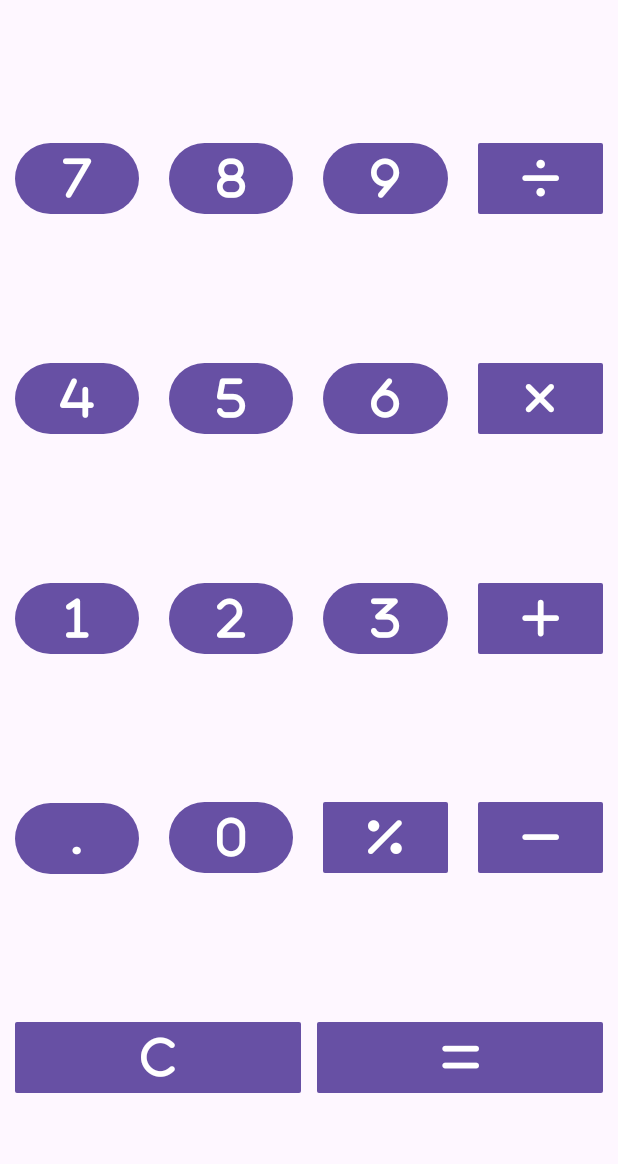
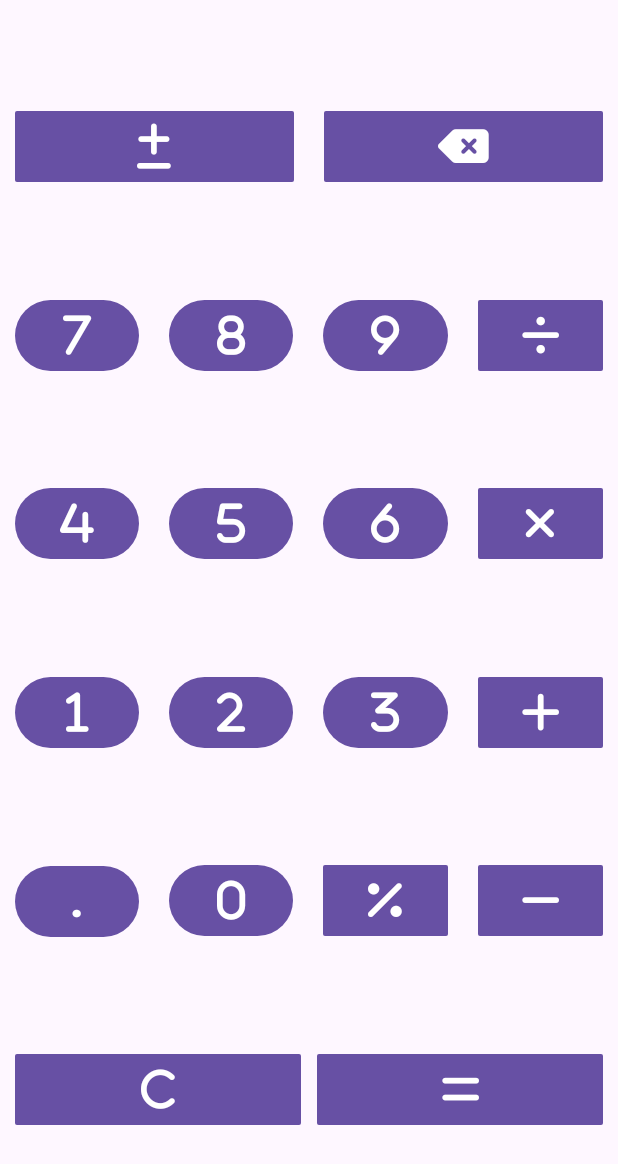
Before and after one commit to AkshitMoudgil/COMP3025_ASSIGNMENT1, an Android app: the screen it shows after launch (MainActivity), on a phone screen of 412 x 824 dp. Shown: the top 1164 px of the screen. Run offline under Robolectric (Android 15) with nearby library versions, the phone set to English and light mode, and no system bars.

Commit message:
added sixth row of calculator

```diff
--- a/app/src/main/res/layout/activity_main.xml
+++ b/app/src/main/res/layout/activity_main.xml
@@ -8,6 +8,47 @@
     tools:context=".MainActivity">
 
     <LinearLayout
+        android:id="@+id/sixthRow"
+        android:layout_width="match_parent"
+        android:layout_height="wrap_content"
+        android:orientation="horizontal"
+        app:layout_constraintBottom_toTopOf="@id/fifthRow"
+        app:layout_constraintEnd_toEndOf="parent"
+        app:layout_constraintStart_toStartOf="parent"
+        app:layout_constraintTop_toTopOf="parent">
+
+        <Button
+            android:id="@+id/plusMinusButton"
+            android:layout_width="@dimen/button_size"
+            android:layout_height="@dimen/button_size"
+            android:layout_marginStart="@dimen/margin_x"
+            android:layout_marginEnd="@dimen/margin_x"
+            android:layout_weight="1"
+            android:fontFamily="@font/fa_solid_900"
+            android:paddingStart="@dimen/padding_x"
+            android:paddingEnd="@dimen/padding_x"
+            android:tag="plus_minus"
+            android:text="@string/plus_minus"
+            android:textSize="@dimen/button_text"
+            app:cornerRadius="1dp"/>
+
+        <Button
+            android:id="@+id/backspaceButton"
+            android:layout_width="@dimen/button_size"
+            android:layout_height="@dimen/button_size"
+            android:layout_marginStart="@dimen/margin_x"
+            android:layout_marginEnd="@dimen/margin_x"
+            android:layout_weight="1"
+            android:fontFamily="@font/fa_solid_900"
+            android:paddingStart="@dimen/padding_x"
+            android:paddingEnd="@dimen/padding_x"
+            android:tag="backspace"
+            android:text="@string/backspace"
+            android:textSize="@dimen/button_text"
+            app:cornerRadius="1dp"/>
+    </LinearLayout>
+
+    <LinearLayout
         android:id="@+id/fifthRow"
         android:layout_width="match_parent"
         android:layout_height="wrap_content"
@@ -15,7 +56,7 @@
         app:layout_constraintBottom_toTopOf="@id/fourthRow"
         app:layout_constraintEnd_toEndOf="parent"
         app:layout_constraintStart_toStartOf="parent"
-        app:layout_constraintTop_toTopOf="parent">
+        app:layout_constraintTop_toBottomOf="@id/sixthRow">
 
         <Button
             android:id="@+id/sevenButton"
```
